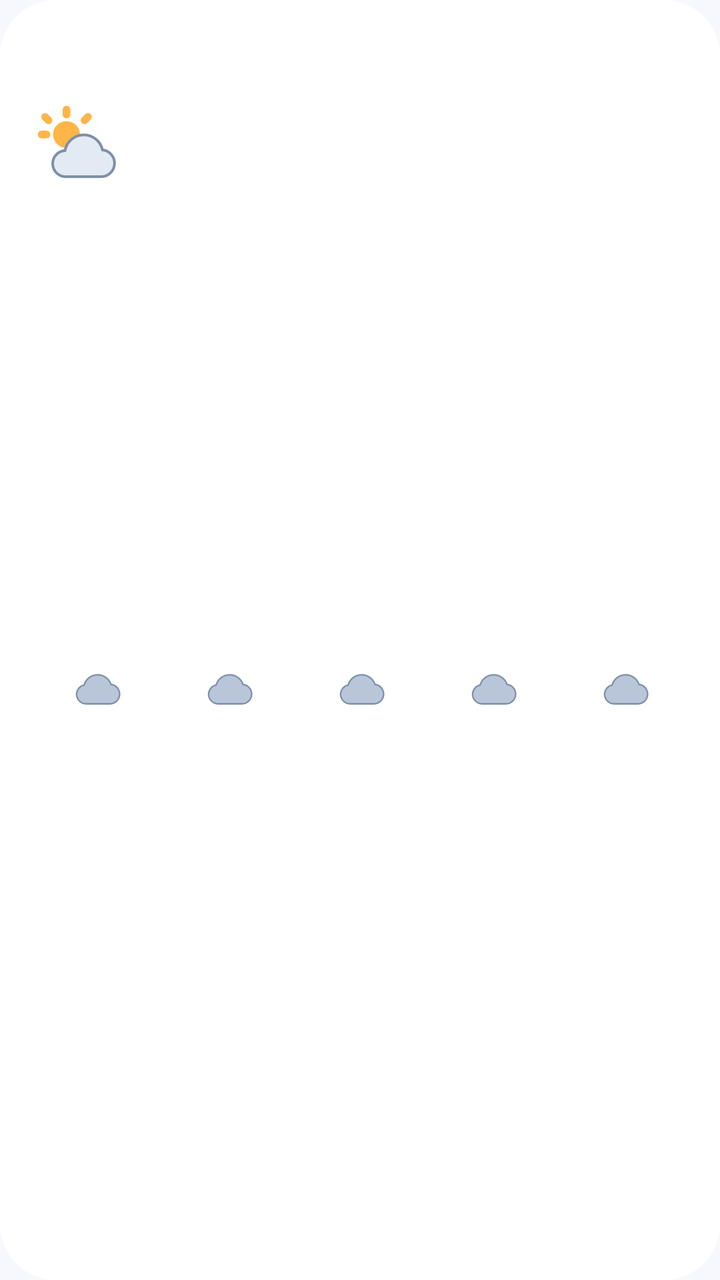
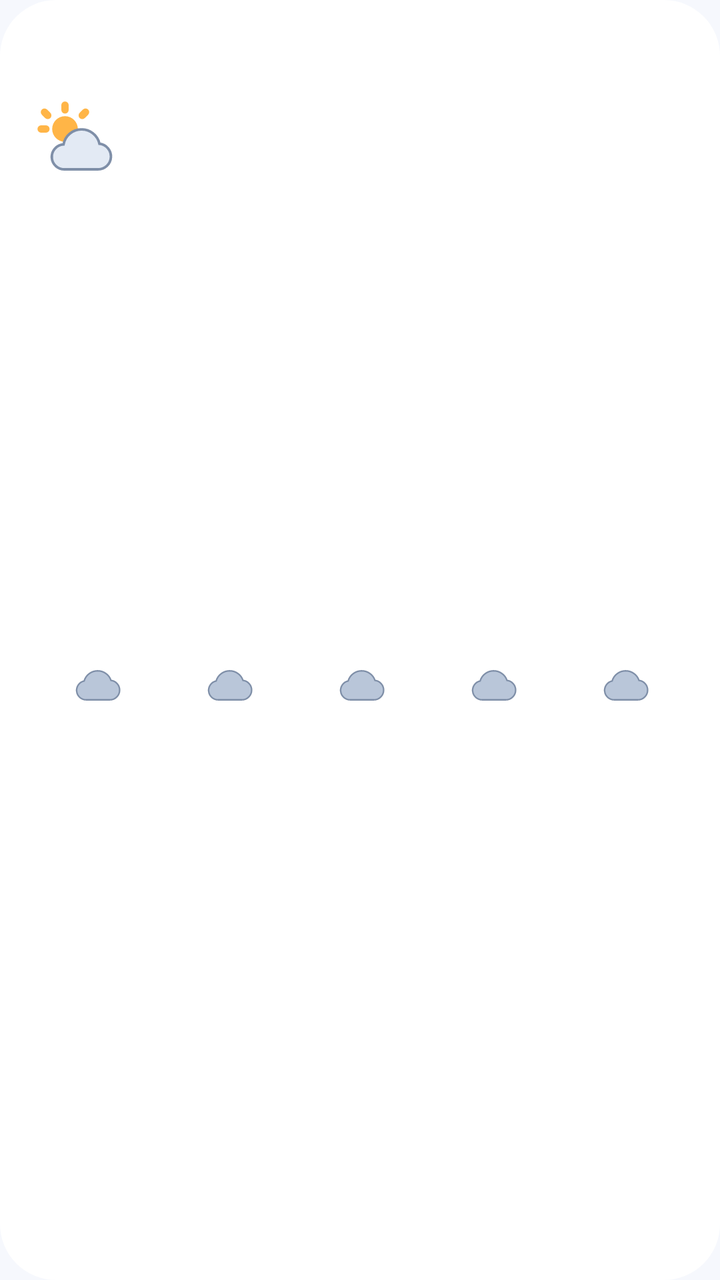

An Android layout rendered at two revisions. The XML below is the earlier revision; the diff shows what the commit changed to produce the second picture.
<!-- AndroidManifest.xml: application theme AppTheme -->
<!-- res/layout/widget_weather.xml -->
<?xml version="1.0" encoding="utf-8"?>
<FrameLayout xmlns:android="http://schemas.android.com/apk/res/android" android:id="@+id/root" android:layout_width="match_parent" android:layout_height="match_parent">
<ImageView android:id="@+id/bg" android:layout_width="match_parent" android:layout_height="match_parent" android:src="@drawable/widget_bg" android:scaleType="fitXY" />
<LinearLayout android:layout_width="match_parent" android:layout_height="match_parent" android:orientation="vertical" android:gravity="top" android:paddingStart="16dp" android:paddingEnd="14dp" android:paddingTop="12dp" android:paddingBottom="12dp">
<LinearLayout android:layout_width="match_parent" android:layout_height="wrap_content" android:orientation="horizontal" android:gravity="center_vertical">
  <TextView android:id="@+id/wx_place" android:layout_width="0dp" android:layout_height="wrap_content" android:textSize="12sp" android:textColor="#1B1F2A" android:singleLine="true" android:ellipsize="end" android:includeFontPadding="false" android:shadowColor="#40000000" android:shadowRadius="2" android:shadowDy="1" android:layout_weight="1" android:fontFamily="sans-serif-medium"/>
  <TextView android:id="@+id/wx_updated" android:layout_width="wrap_content" android:layout_height="wrap_content" android:textSize="10sp" android:textColor="#1B1F2A" android:singleLine="true" android:ellipsize="end" android:includeFontPadding="false" android:shadowColor="#40000000" android:shadowRadius="2" android:shadowDy="1" />
  <FrameLayout android:id="@+id/btn_refresh" android:layout_width="34dp" android:layout_height="34dp" android:layout_marginStart="6dp">
  <ImageView android:id="@+id/rf_bg" android:layout_width="match_parent" android:layout_height="match_parent" android:src="@drawable/circle_bg" />
  <ImageView android:id="@+id/rf_icon" android:layout_width="match_parent" android:layout_height="match_parent" android:padding="8dp" android:src="@drawable/wx_refresh" />
</FrameLayout>
</LinearLayout>
<LinearLayout android:layout_width="match_parent" android:layout_height="wrap_content" android:orientation="horizontal" android:gravity="center_vertical" android:layout_marginTop="4dp">
  <ImageView android:id="@+id/wx_icon" android:layout_width="46dp" android:layout_height="46dp" android:src="@drawable/wx_partly_day" />
  <TextView android:id="@+id/wx_temp" android:layout_width="wrap_content" android:layout_height="wrap_content" android:textSize="36sp" android:textColor="#1B1F2A" android:singleLine="true" android:ellipsize="end" android:includeFontPadding="false" android:shadowColor="#40000000" android:shadowRadius="2" android:shadowDy="1" android:fontFamily="sans-serif-medium" android:layout_marginStart="6dp"/>
  <LinearLayout android:layout_width="0dp" android:layout_weight="1" android:layout_height="wrap_content" android:orientation="vertical" android:layout_marginStart="12dp">
    <TextView android:id="@+id/wx_desc" android:layout_width="match_parent" android:layout_height="wrap_content" android:textSize="13sp" android:textColor="#1B1F2A" android:singleLine="true" android:ellipsize="end" android:includeFontPadding="false" android:shadowColor="#40000000" android:shadowRadius="2" android:shadowDy="1" android:fontFamily="sans-serif-medium"/>
    <TextView android:id="@+id/wx_hilo" android:layout_width="match_parent" android:layout_height="wrap_content" android:textSize="11sp" android:textColor="#1B1F2A" android:singleLine="true" android:ellipsize="end" android:includeFontPadding="false" android:shadowColor="#40000000" android:shadowRadius="2" android:shadowDy="1" android:layout_marginTop="4dp"/>
  </LinearLayout>
</LinearLayout>
<LinearLayout android:id="@+id/hourly" android:layout_width="match_parent" android:layout_height="0dp" android:layout_weight="1" android:orientation="horizontal" android:gravity="center_vertical">
<LinearLayout android:id="@+id/h0" android:layout_width="0dp" android:layout_weight="1" android:layout_height="wrap_content" android:orientation="vertical" android:gravity="center_horizontal">
  <TextView android:id="@+id/h0_time" android:layout_width="wrap_content" android:layout_height="wrap_content" android:textSize="11sp" android:textColor="#1B1F2A" android:singleLine="true" android:ellipsize="end" android:includeFontPadding="false" android:shadowColor="#40000000" android:shadowRadius="2" android:shadowDy="1" />
  <ImageView android:id="@+id/h0_icon" android:layout_width="26dp" android:layout_height="26dp" android:layout_marginTop="4dp" android:layout_marginBottom="4dp" android:src="@drawable/wx_cloud" />
  <TextView android:id="@+id/h0_temp" android:layout_width="wrap_content" android:layout_height="wrap_content" android:textSize="13sp" android:textColor="#1B1F2A" android:singleLine="true" android:ellipsize="end" android:includeFontPadding="false" android:shadowColor="#40000000" android:shadowRadius="2" android:shadowDy="1" android:fontFamily="sans-serif-medium"/>
  <TextView android:id="@+id/h0_pop" android:layout_width="wrap_content" android:layout_height="wrap_content" android:textSize="10sp" android:textColor="#1B1F2A" android:singleLine="true" android:ellipsize="end" android:includeFontPadding="false" android:shadowColor="#40000000" android:shadowRadius="2" android:shadowDy="1" android:layout_marginTop="2dp"/>
</LinearLayout>
<LinearLayout android:id="@+id/h1" android:layout_width="0dp" android:layout_weight="1" android:layout_height="wrap_content" android:orientation="vertical" android:gravity="center_horizontal">
  <TextView android:id="@+id/h1_time" android:layout_width="wrap_content" android:layout_height="wrap_content" android:textSize="11sp" android:textColor="#1B1F2A" android:singleLine="true" android:ellipsize="end" android:includeFontPadding="false" android:shadowColor="#40000000" android:shadowRadius="2" android:shadowDy="1" />
  <ImageView android:id="@+id/h1_icon" android:layout_width="26dp" android:layout_height="26dp" android:layout_marginTop="4dp" android:layout_marginBottom="4dp" android:src="@drawable/wx_cloud" />
  <TextView android:id="@+id/h1_temp" android:layout_width="wrap_content" android:layout_height="wrap_content" android:textSize="13sp" android:textColor="#1B1F2A" android:singleLine="true" android:ellipsize="end" android:includeFontPadding="false" android:shadowColor="#40000000" android:shadowRadius="2" android:shadowDy="1" android:fontFamily="sans-serif-medium"/>
  <TextView android:id="@+id/h1_pop" android:layout_width="wrap_content" android:layout_height="wrap_content" android:textSize="10sp" android:textColor="#1B1F2A" android:singleLine="true" android:ellipsize="end" android:includeFontPadding="false" android:shadowColor="#40000000" android:shadowRadius="2" android:shadowDy="1" android:layout_marginTop="2dp"/>
</LinearLayout>
<LinearLayout android:id="@+id/h2" android:layout_width="0dp" android:layout_weight="1" android:layout_height="wrap_content" android:orientation="vertical" android:gravity="center_horizontal">
  <TextView android:id="@+id/h2_time" android:layout_width="wrap_content" android:layout_height="wrap_content" android:textSize="11sp" android:textColor="#1B1F2A" android:singleLine="true" android:ellipsize="end" android:includeFontPadding="false" android:shadowColor="#40000000" android:shadowRadius="2" android:shadowDy="1" />
  <ImageView android:id="@+id/h2_icon" android:layout_width="26dp" android:layout_height="26dp" android:layout_marginTop="4dp" android:layout_marginBottom="4dp" android:src="@drawable/wx_cloud" />
  <TextView android:id="@+id/h2_temp" android:layout_width="wrap_content" android:layout_height="wrap_content" android:textSize="13sp" android:textColor="#1B1F2A" android:singleLine="true" android:ellipsize="end" android:includeFontPadding="false" android:shadowColor="#40000000" android:shadowRadius="2" android:shadowDy="1" android:fontFamily="sans-serif-medium"/>
  <TextView android:id="@+id/h2_pop" android:layout_width="wrap_content" android:layout_height="wrap_content" android:textSize="10sp" android:textColor="#1B1F2A" android:singleLine="true" android:ellipsize="end" android:includeFontPadding="false" android:shadowColor="#40000000" android:shadowRadius="2" android:shadowDy="1" android:layout_marginTop="2dp"/>
</LinearLayout>
<LinearLayout android:id="@+id/h3" android:layout_width="0dp" android:layout_weight="1" android:layout_height="wrap_content" android:orientation="vertical" android:gravity="center_horizontal">
  <TextView android:id="@+id/h3_time" android:layout_width="wrap_content" android:layout_height="wrap_content" android:textSize="11sp" android:textColor="#1B1F2A" android:singleLine="true" android:ellipsize="end" android:includeFontPadding="false" android:shadowColor="#40000000" android:shadowRadius="2" android:shadowDy="1" />
  <ImageView android:id="@+id/h3_icon" android:layout_width="26dp" android:layout_height="26dp" android:layout_marginTop="4dp" android:layout_marginBottom="4dp" android:src="@drawable/wx_cloud" />
  <TextView android:id="@+id/h3_temp" android:layout_width="wrap_content" android:layout_height="wrap_content" android:textSize="13sp" android:textColor="#1B1F2A" android:singleLine="true" android:ellipsize="end" android:includeFontPadding="false" android:shadowColor="#40000000" android:shadowRadius="2" android:shadowDy="1" android:fontFamily="sans-serif-medium"/>
  <TextView android:id="@+id/h3_pop" android:layout_width="wrap_content" android:layout_height="wrap_content" android:textSize="10sp" android:textColor="#1B1F2A" android:singleLine="true" android:ellipsize="end" android:includeFontPadding="false" android:shadowColor="#40000000" android:shadowRadius="2" android:shadowDy="1" android:layout_marginTop="2dp"/>
</LinearLayout>
<LinearLayout android:id="@+id/h4" android:layout_width="0dp" android:layout_weight="1" android:layout_height="wrap_content" android:orientation="vertical" android:gravity="center_horizontal">
  <TextView android:id="@+id/h4_time" android:layout_width="wrap_content" android:layout_height="wrap_content" android:textSize="11sp" android:textColor="#1B1F2A" android:singleLine="true" android:ellipsize="end" android:includeFontPadding="false" android:shadowColor="#40000000" android:shadowRadius="2" android:shadowDy="1" />
  <ImageView android:id="@+id/h4_icon" android:layout_width="26dp" android:layout_height="26dp" android:layout_marginTop="4dp" android:layout_marginBottom="4dp" android:src="@drawable/wx_cloud" />
  <TextView android:id="@+id/h4_temp" android:layout_width="wrap_content" android:layout_height="wrap_content" android:textSize="13sp" android:textColor="#1B1F2A" android:singleLine="true" android:ellipsize="end" android:includeFontPadding="false" android:shadowColor="#40000000" android:shadowRadius="2" android:shadowDy="1" android:fontFamily="sans-serif-medium"/>
  <TextView android:id="@+id/h4_pop" android:layout_width="wrap_content" android:layout_height="wrap_content" android:textSize="10sp" android:textColor="#1B1F2A" android:singleLine="true" android:ellipsize="end" android:includeFontPadding="false" android:shadowColor="#40000000" android:shadowRadius="2" android:shadowDy="1" android:layout_marginTop="2dp"/>
</LinearLayout>
</LinearLayout>
<LinearLayout android:layout_width="match_parent" android:layout_height="wrap_content" android:orientation="horizontal"><FrameLayout android:id="@+id/rain_box" android:layout_width="wrap_content" android:layout_height="wrap_content" >
  <ImageView android:id="@+id/rain_bg" android:layout_width="match_parent" android:layout_height="match_parent" android:src="@drawable/chip_bg" android:scaleType="fitXY" />
  <TextView android:id="@+id/rain" android:layout_width="wrap_content" android:layout_height="wrap_content" android:textSize="11sp" android:textColor="#1F3A80" android:textStyle="bold" android:singleLine="true" android:paddingStart="8dp" android:paddingEnd="8dp" android:paddingTop="3dp" android:paddingBottom="3dp" android:includeFontPadding="false" />
</FrameLayout></LinearLayout>
</LinearLayout>
</FrameLayout>
<!-- resources referenced by this layout -->
<resources>
  <!-- drawable chip_bg (drawable) -->
  <?xml version="1.0" encoding="utf-8"?>
  <shape xmlns:android="http://schemas.android.com/apk/res/android" android:shape="rectangle">
      <solid android:color="#FFFFFFFF" />
      <corners android:radius="10dp" />
  </shape>
  <!-- drawable circle_bg (drawable) -->
  <?xml version="1.0" encoding="utf-8"?>
  <shape xmlns:android="http://schemas.android.com/apk/res/android" android:shape="oval">
      <solid android:color="#FFFFFFFF" />
  </shape>
  <!-- drawable widget_bg (drawable) -->
  <?xml version="1.0" encoding="utf-8"?>
  <shape xmlns:android="http://schemas.android.com/apk/res/android" android:shape="rectangle">
      <solid android:color="#FFFFFFFF" />
      <corners android:radius="@dimen/widget_radius" />
  </shape>
  <!-- drawable wx_cloud (drawable) -->
  <?xml version="1.0" encoding="utf-8"?>
  <vector xmlns:android="http://schemas.android.com/apk/res/android" android:width="48dp" android:height="48dp" android:viewportWidth="24" android:viewportHeight="24">
    <path android:fillColor="#B9C6D9" android:strokeColor="#7F8FA8" android:strokeWidth="0.7" android:pathData="M6.5,19h11a4.5,4.5 0 0 0 0.5,-8.97A6.5,6.5 0 0 0 5.6,10.3A4.4,4.4 0 0 0 6.5,19z"/>
  </vector>
  <!-- drawable wx_partly_day (drawable) -->
  <?xml version="1.0" encoding="utf-8"?>
  <vector xmlns:android="http://schemas.android.com/apk/res/android" android:width="48dp" android:height="48dp" android:viewportWidth="24" android:viewportHeight="24">
    <path android:fillColor="#FFB547" android:pathData="M5.5,9a3.5,3.5 0 1,0 7,0a3.5,3.5 0 1,0 -7,0z"/>
    <path android:strokeColor="#FFB547" android:strokeWidth="2" android:strokeLineCap="round" android:strokeLineJoin="round" android:fillColor="#00000000" android:pathData="M9,2.5v1.3M3.4,4.4l0.9,0.9M2.5,9h1.3M14.6,4.4l-0.9,0.9"/>
    <path android:fillColor="#E3EAF4" android:strokeColor="#7F8FA8" android:strokeWidth="0.7" android:pathData="M9,20h9a3.5,3.5 0 0 0 0.4,-6.98A5,5 0 0 0 8.6,13.2A3.4,3.4 0 0 0 9,20z"/>
  </vector>
  <!-- drawable wx_refresh (drawable) -->
  <?xml version="1.0" encoding="utf-8"?>
  <vector xmlns:android="http://schemas.android.com/apk/res/android" android:width="48dp" android:height="48dp" android:viewportWidth="24" android:viewportHeight="24">
    <path android:strokeColor="#FFFFFF" android:strokeWidth="2" android:strokeLineCap="round" android:strokeLineJoin="round" android:fillColor="#00000000" android:pathData="M20,11a8,8 0 1 0 -2.3,5.7M20,4v7h-7"/>
  </vector>
  <style name="AppTheme" parent="android:Theme.Material.Light.NoActionBar">
          <item name="android:windowBackground">@color/bg</item>
          <item name="android:statusBarColor">@color/bg</item>
          <item name="android:navigationBarColor">@color/bg</item>
          <item name="android:windowLightStatusBar">true</item>
      </style>
  <dimen name="widget_radius">24dp</dimen>
  <color name="bg">#F6F8FD</color>
</resources>

<!-- the commit's change to res/layout/widget_weather.xml (unified diff, before → after) -->
@@ -5,14 +5,14 @@
 <LinearLayout android:layout_width="match_parent" android:layout_height="wrap_content" android:orientation="horizontal" android:gravity="center_vertical">
   <TextView android:id="@+id/wx_place" android:layout_width="0dp" android:layout_height="wrap_content" android:textSize="12sp" android:textColor="#1B1F2A" android:singleLine="true" android:ellipsize="end" android:includeFontPadding="false" android:shadowColor="#40000000" android:shadowRadius="2" android:shadowDy="1" android:layout_weight="1" android:fontFamily="sans-serif-medium"/>
   <TextView android:id="@+id/wx_updated" android:layout_width="wrap_content" android:layout_height="wrap_content" android:textSize="10sp" android:textColor="#1B1F2A" android:singleLine="true" android:ellipsize="end" android:includeFontPadding="false" android:shadowColor="#40000000" android:shadowRadius="2" android:shadowDy="1" />
-  <FrameLayout android:id="@+id/btn_refresh" android:layout_width="34dp" android:layout_height="34dp" android:layout_marginStart="6dp">
-  <ImageView android:id="@+id/rf_bg" android:layout_width="match_parent" android:layout_height="match_parent" android:src="@drawable/circle_bg" />
-  <ImageView android:id="@+id/rf_icon" android:layout_width="match_parent" android:layout_height="match_parent" android:padding="8dp" android:src="@drawable/wx_refresh" />
+  <FrameLayout android:id="@+id/btn_refresh" android:layout_width="32dp" android:layout_height="32dp" android:layout_marginStart="6dp">
+  <ImageView android:id="@+id/rf_bg" android:layout_width="32dp" android:layout_height="32dp" android:src="@drawable/circle_bg" />
+  <ImageView android:id="@+id/rf_icon" android:layout_width="32dp" android:layout_height="32dp" android:padding="8dp" android:src="@drawable/wx_refresh" />
 </FrameLayout>
 </LinearLayout>
 <LinearLayout android:layout_width="match_parent" android:layout_height="wrap_content" android:orientation="horizontal" android:gravity="center_vertical" android:layout_marginTop="4dp">
-  <ImageView android:id="@+id/wx_icon" android:layout_width="46dp" android:layout_height="46dp" android:src="@drawable/wx_partly_day" />
-  <TextView android:id="@+id/wx_temp" android:layout_width="wrap_content" android:layout_height="wrap_content" android:textSize="36sp" android:textColor="#1B1F2A" android:singleLine="true" android:ellipsize="end" android:includeFontPadding="false" android:shadowColor="#40000000" android:shadowRadius="2" android:shadowDy="1" android:fontFamily="sans-serif-medium" android:layout_marginStart="6dp"/>
+  <ImageView android:id="@+id/wx_icon" android:layout_width="44dp" android:layout_height="44dp" android:src="@drawable/wx_partly_day" />
+  <TextView android:id="@+id/wx_temp" android:layout_width="wrap_content" android:layout_height="wrap_content" android:textSize="34sp" android:textColor="#1B1F2A" android:singleLine="true" android:ellipsize="end" android:includeFontPadding="false" android:shadowColor="#40000000" android:shadowRadius="2" android:shadowDy="1" android:fontFamily="sans-serif-medium" android:layout_marginStart="6dp"/>
   <LinearLayout android:layout_width="0dp" android:layout_weight="1" android:layout_height="wrap_content" android:orientation="vertical" android:layout_marginStart="12dp">
     <TextView android:id="@+id/wx_desc" android:layout_width="match_parent" android:layout_height="wrap_content" android:textSize="13sp" android:textColor="#1B1F2A" android:singleLine="true" android:ellipsize="end" android:includeFontPadding="false" android:shadowColor="#40000000" android:shadowRadius="2" android:shadowDy="1" android:fontFamily="sans-serif-medium"/>
     <TextView android:id="@+id/wx_hilo" android:layout_width="match_parent" android:layout_height="wrap_content" android:textSize="11sp" android:textColor="#1B1F2A" android:singleLine="true" android:ellipsize="end" android:includeFontPadding="false" android:shadowColor="#40000000" android:shadowRadius="2" android:shadowDy="1" android:layout_marginTop="4dp"/>
@@ -50,9 +50,9 @@
   <TextView android:id="@+id/h4_pop" android:layout_width="wrap_content" android:layout_height="wrap_content" android:textSize="10sp" android:textColor="#1B1F2A" android:singleLine="true" android:ellipsize="end" android:includeFontPadding="false" android:shadowColor="#40000000" android:shadowRadius="2" android:shadowDy="1" android:layout_marginTop="2dp"/>
 </LinearLayout>
 </LinearLayout>
-<LinearLayout android:layout_width="match_parent" android:layout_height="wrap_content" android:orientation="horizontal"><FrameLayout android:id="@+id/rain_box" android:layout_width="wrap_content" android:layout_height="wrap_content" >
-  <ImageView android:id="@+id/rain_bg" android:layout_width="match_parent" android:layout_height="match_parent" android:src="@drawable/chip_bg" android:scaleType="fitXY" />
-  <TextView android:id="@+id/rain" android:layout_width="wrap_content" android:layout_height="wrap_content" android:textSize="11sp" android:textColor="#1F3A80" android:textStyle="bold" android:singleLine="true" android:paddingStart="8dp" android:paddingEnd="8dp" android:paddingTop="3dp" android:paddingBottom="3dp" android:includeFontPadding="false" />
-</FrameLayout></LinearLayout>
+<LinearLayout android:layout_width="match_parent" android:layout_height="wrap_content" android:orientation="horizontal"><RelativeLayout android:id="@+id/rain_box" android:layout_width="wrap_content" android:layout_height="wrap_content" >
+  <ImageView android:id="@+id/rain_bg" android:layout_width="wrap_content" android:layout_height="wrap_content" android:layout_alignTop="@+id/rain" android:layout_alignBottom="@+id/rain" android:layout_alignStart="@+id/rain" android:layout_alignEnd="@+id/rain" android:src="@drawable/chip_bg" android:scaleType="fitXY" />
+  <TextView android:id="@+id/rain" android:layout_width="wrap_content" android:layout_height="wrap_content" android:textSize="11sp" android:textColor="#1F3A80" android:textStyle="bold" android:singleLine="true" android:ellipsize="end" android:paddingStart="8dp" android:paddingEnd="8dp" android:paddingTop="3dp" android:paddingBottom="3dp" android:includeFontPadding="false" />
+</RelativeLayout></LinearLayout>
 </LinearLayout>
 </FrameLayout>
